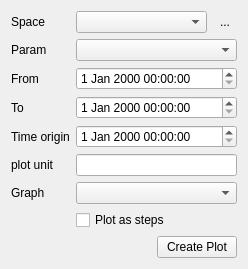
Before: the Qt Designer form ui/InstrumentLoggerQueryUi.ui in MonroeQuantumNetworks/IonControl, drawn with Qt 5.
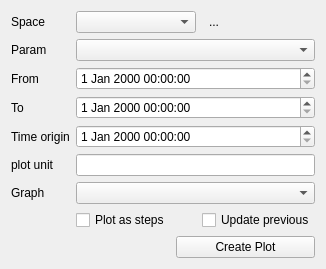
After: the same form once the commit is applied. Icons and pictures are not drawn.

Commit message: update plots in database query instead of making new ones

```diff
--- a/ui/InstrumentLoggerQueryUi.ui
+++ b/ui/InstrumentLoggerQueryUi.ui
@@ -6,22 +6,22 @@
    <rect>
     <x>0</x>
     <y>0</y>
-    <width>248</width>
-    <height>228</height>
+    <width>293</width>
+    <height>254</height>
    </rect>
   </property>
   <property name="windowTitle">
    <string>Form</string>
   </property>
   <layout class="QGridLayout" name="gridLayout">
-   <item row="8" column="2" colspan="2">
+   <item row="9" column="2" colspan="2">
     <widget class="QPushButton" name="pushButtonCreatePlot">
      <property name="text">
       <string>Create Plot</string>
      </property>
     </widget>
    </item>
-   <item row="8" column="1">
+   <item row="9" column="1">
     <spacer name="horizontalSpacer">
      <property name="orientation">
       <enum>Qt::Horizontal</enum>
@@ -54,7 +54,7 @@
      </property>
     </widget>
    </item>
-   <item row="9" column="2">
+   <item row="10" column="2">
     <spacer name="verticalSpacer">
      <property name="orientation">
       <enum>Qt::Vertical</enum>
@@ -67,13 +67,6 @@
      </property>
     </spacer>
    </item>
-   <item row="7" column="1" colspan="2">
-    <widget class="QCheckBox" name="checkBoxSteps">
-     <property name="text">
-      <string>Plot as steps</string>
-     </property>
-    </widget>
-   </item>
    <item row="1" column="0">
     <widget class="QLabel" name="label">
      <property name="text">
@@ -142,6 +135,20 @@
      </property>
     </widget>
    </item>
+   <item row="7" column="3">
+    <widget class="QCheckBox" name="checkBoxUpdatePrevious">
+     <property name="text">
+      <string>Update previous</string>
+     </property>
+    </widget>
+   </item>
+   <item row="7" column="1">
+    <widget class="QCheckBox" name="checkBoxSteps">
+     <property name="text">
+      <string>Plot as steps</string>
+     </property>
+    </widget>
+   </item>
   </layout>
  </widget>
  <resources>
```
The commit also changes 1 other file.
